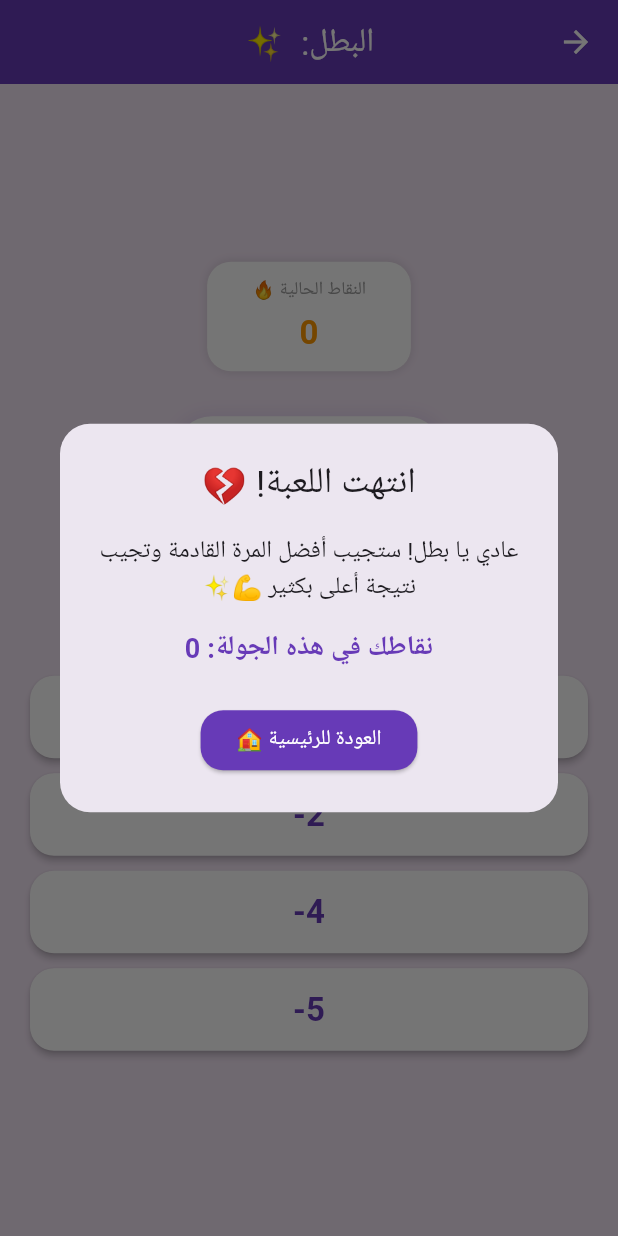
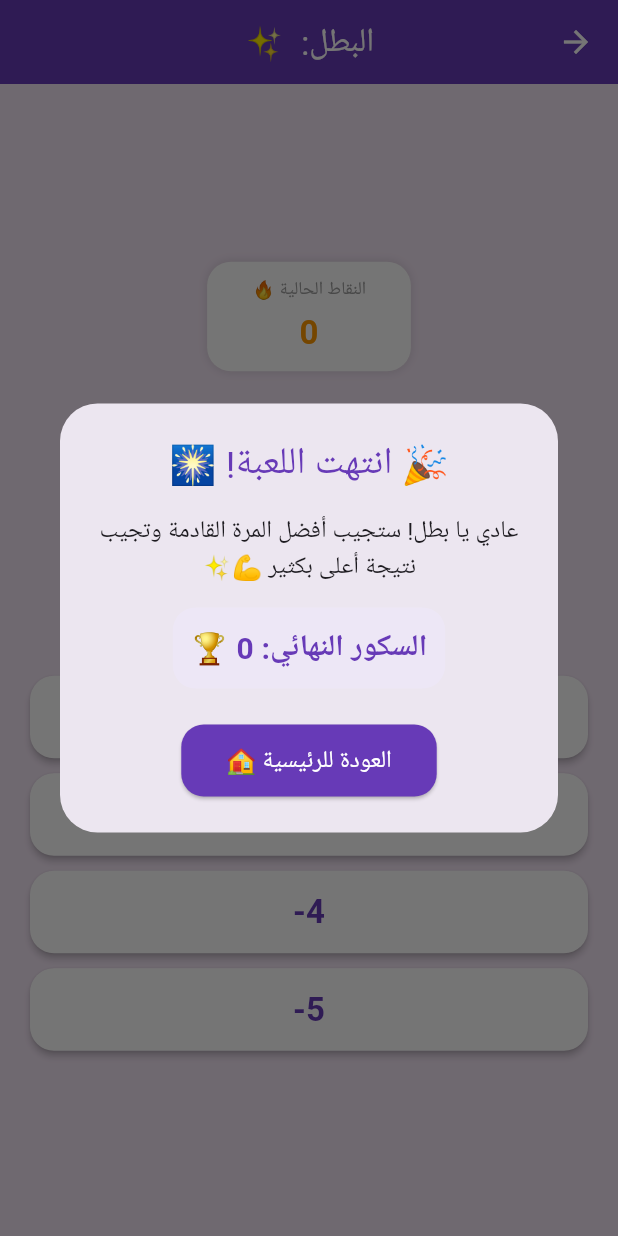
Before and after one commit to safasakaji-spec/math_marathon_app, a Flutter app: the GameScreen screen opened directly with empty values, after a tap on "-1", on a phone screen of 412 x 824 dp. Run offline on Flutter 3.47's test engine with Material 3 defaults, Android fonts, the phone set to English and light mode, and no system bars; Roboto replaces fonts that are missing (Cairo).

Commit message:
Update main.dart

```diff
--- a/lib/main.dart
+++ b/lib/main.dart
@@ -38,7 +38,6 @@ class PlayerScore {
 }
 
 class LeaderboardData {
-  // قائمة تحفظ جميع اللاعبين وأعلى سكور لهم
   static List<PlayerScore> players = [];
 
   static void updateScore(String name, int score) {
@@ -55,11 +54,9 @@ class LeaderboardData {
         existingPlayer.score = score;
       }
     }
-    // ترتيب اللاعبين تنازلياً حسب أعلى سكور
     players.sort((a, b) => b.score.compareTo(a.score));
   }
 
-  // الحصول على أفضل 3 لاعبين
   static List<PlayerScore> getTopPlayers() {
     return players.take(3).toList();
   }
@@ -94,13 +91,12 @@ class _WelcomeScreenState extends State<WelcomeScreen> {
               ),
               const SizedBox(height: 6),
               const Text(
-                'تحدَّ نفسك في العمليات على الأعداد الصحيحة والقسمة!',
+                'تحدّ نفسك في العمليات على الأعداد الصحيحة',
                 style: TextStyle(fontSize: 13, color: Colors.grey),
                 textAlign: TextAlign.center,
               ),
               const SizedBox(height: 20),
 
-              // لوحة أفضل 3 أبطال
               if (topPlayers.isNotEmpty) ...[
                 Container(
                   width: double.infinity,
@@ -108,12 +104,12 @@ class _WelcomeScreenState extends State<WelcomeScreen> {
                   decoration: BoxDecoration(
                     color: Colors.white,
                     borderRadius: BorderRadius.circular(16),
-                    boxShadow: [BoxShadow(color: Colors.black12, blurRadius: 4)],
+                    boxShadow: [const BoxShadow(color: Colors.black12, blurRadius: 4)],
                   ),
                   child: Column(
                     children: [
                       const Text(
-                        '🏆 لوحة الشرف (أفضل 3 أبطال)',
+                        '🏆 لوحة الشرف (أفضل 3 لاعبين)',
                         style: TextStyle(fontSize: 15, fontWeight: FontWeight.bold, color: Colors.deepPurple),
                       ),
                       const Divider(),
@@ -141,7 +137,7 @@ class _WelcomeScreenState extends State<WelcomeScreen> {
               TextField(
                 controller: _nameController,
                 decoration: InputDecoration(
-                  labelText: 'اكتب اسمك البطل هنا...',
+                  labelText: 'اكتب اسمك هنا...',
                   filled: true,
                   fillColor: Colors.white,
                   border: OutlineInputBorder(borderRadius: BorderRadius.circular(20), borderSide: BorderSide.none),
@@ -158,13 +154,13 @@ class _WelcomeScreenState extends State<WelcomeScreen> {
                 ),
                 onPressed: () {
                   String name = _nameController.text.trim();
-                  if (name.isEmpty) name = 'بطل الرياضيات';
+                  if (name.isEmpty) name = 'لاعب مجهول';
 
                   Navigator.push(
                     context,
                     MaterialPageRoute(builder: (context) => GameScreen(userName: name)),
                   ).then((_) {
-                    setState(() {}); // تحديث لوحة الشرف عند العودة
+                    setState(() {});
                   });
                 },
                 child: const Text('ابدأ الماراثون 🚀', style: TextStyle(fontSize: 18, fontWeight: FontWeight.bold)),
@@ -185,7 +181,7 @@ class GameScreen extends StatefulWidget {
   State<GameScreen> createState() => _GameScreenState();
 }
 
-class _GameScreenState extends State<GameScreen> {
+class _GameScreenState extends State<GameScreen> with SingleTickerProviderStateMixin {
   final Random _random = Random();
   int num1 = 0;
   int num2 = 0;
@@ -195,14 +191,25 @@ class _GameScreenState extends State<GameScreen> {
   int currentScore = 0;
   List<int> options = [];
 
+  late AnimationController _fireworksController;
+
   @override
   void initState() {
     super.initState();
+    _fireworksController = AnimationController(
+      vsync: this,
+      duration: const Duration(seconds: 2),
+    )..repeat(reverse: true);
     _generateNewQuestion();
   }
 
+  @override
+  void dispose() {
+    _fireworksController.dispose();
+    super.dispose();
+  }
+
   void _generateNewQuestion() {
-    // إضافات العمليات تشمل الآن الجمع، الطرح، الضرب، والقسمة السهلة من جدول الضرب
     List<String> ops = ['+', '-', '×', '÷'];
     operator = ops[_random.nextInt(ops.length)];
 
@@ -219,11 +226,10 @@ class _GameScreenState extends State<GameScreen> {
       num2 = _random.nextInt(12) - 6;
       correctAnswer = num1 * num2;
     } else {
-      // أسئلة قسمة سهلة ونظيفة من جدول الضرب
-      num2 = _random.nextInt(10) + 1; // المقسوم عليه (بدون صفر)
-      int quotient = _random.nextInt(10) - 5; // الناتج
+      num2 = _random.nextInt(10) + 1;
+      int quotient = _random.nextInt(10) - 5;
       correctAnswer = quotient;
-      num1 = num2 * correctAnswer; // المقسوم ليقبل القسمة تماماً وبشكل سهل
+      num1 = num2 * correctAnswer;
     }
 
     Set<int> optionSet = {correctAnswer};
@@ -254,8 +260,16 @@ class _GameScreenState extends State<GameScreen> {
       context: context,
       barrierDismissible: false,
       builder: (context) => AlertDialog(
-        shape: RoundedRectangleBorder(borderRadius: BorderRadius.circular(20)),
-        title: const Text('انتهت اللعبة! 💔', textAlign: TextAlign.center),
+        shape: RoundedRectangleBorder(borderRadius: BorderRadius.circular(25)),
+        title: AnimatedBuilder(
+          animation: _fireworksController,
+          builder: (context, child) {
+            return Transform.scale(
+              scale: 1.0 + (_fireworksController.value * 0.1),
+              child: const Text('🎉 انتهت اللعبة! 🎆', textAlign: TextAlign.center, style: TextStyle(color: Colors.deepPurple)),
+            );
+          },
+        ),
         content: Column(
           mainAxisSize: MainAxisSize.min,
           children: [
@@ -265,9 +279,16 @@ class _GameScreenState extends State<GameScreen> {
               style: TextStyle(fontSize: 16),
             ),
             const SizedBox(height: 15),
-            Text(
-              'نقاطك في هذه الجولة: $currentScore',
-              style: const TextStyle(fontWeight: FontWeight.bold, color: Colors.deepPurple, fontSize: 18),
+            Container(
+              padding: const EdgeInsets.all(12),
+              decoration: BoxDecoration(
+                color: Colors.deepPurple.shade50,
+                borderRadius: BorderRadius.circular(15),
+              ),
+              child: Text(
+                'السكور النهائي: $currentScore 🏆',
+                style: const TextStyle(fontWeight: FontWeight.bold, color: Colors.deepPurple, fontSize: 20),
+              ),
             ),
           ],
         ),
@@ -277,13 +298,14 @@ class _GameScreenState extends State<GameScreen> {
               style: ElevatedButton.styleFrom(
                 backgroundColor: Colors.deepPurple,
                 foregroundColor: Colors.white,
+                padding: const EdgeInsets.symmetric(horizontal: 30, vertical: 12),
                 shape: RoundedRectangleBorder(borderRadius: BorderRadius.circular(15)),
               ),
               onPressed: () {
-                Navigator.pop(context); // إغلاق النافذة
-                Navigator.pop(context); // العودة للرئيسية
+                Navigator.pop(context);
+                Navigator.pop(context);
               },
-              child: const Text('العودة للرئيسية 🏠'),
+              child: const Text('العودة للرئيسية 🏠', style: TextStyle(fontSize: 16)),
             ),
           ),
         ],
@@ -325,7 +347,6 @@ class _GameScreenState extends State<GameScreen> {
                 children: [
                   const Text('كم النتيجة؟', style: TextStyle(color: Colors.grey, fontSize: 16)),
                   const SizedBox(height: 15),
-                  // ضبط اتجاه عرض السؤال ليكون من اليسار لليمين
                   Directionality(
                     textDirection: TextDirection.ltr,
                     child: Text(
@@ -337,7 +358,6 @@ class _GameScreenState extends State<GameScreen> {
               ),
             ),
             const SizedBox(height: 30),
-            // ضبط اتجاه الخيارات لتبدأ من اليسار (الإشارة السالبة والعدد)
             ...options.map((option) => Padding(
               padding: const EdgeInsets.symmetric(vertical: 5.0),
               child: SizedBox(
```
